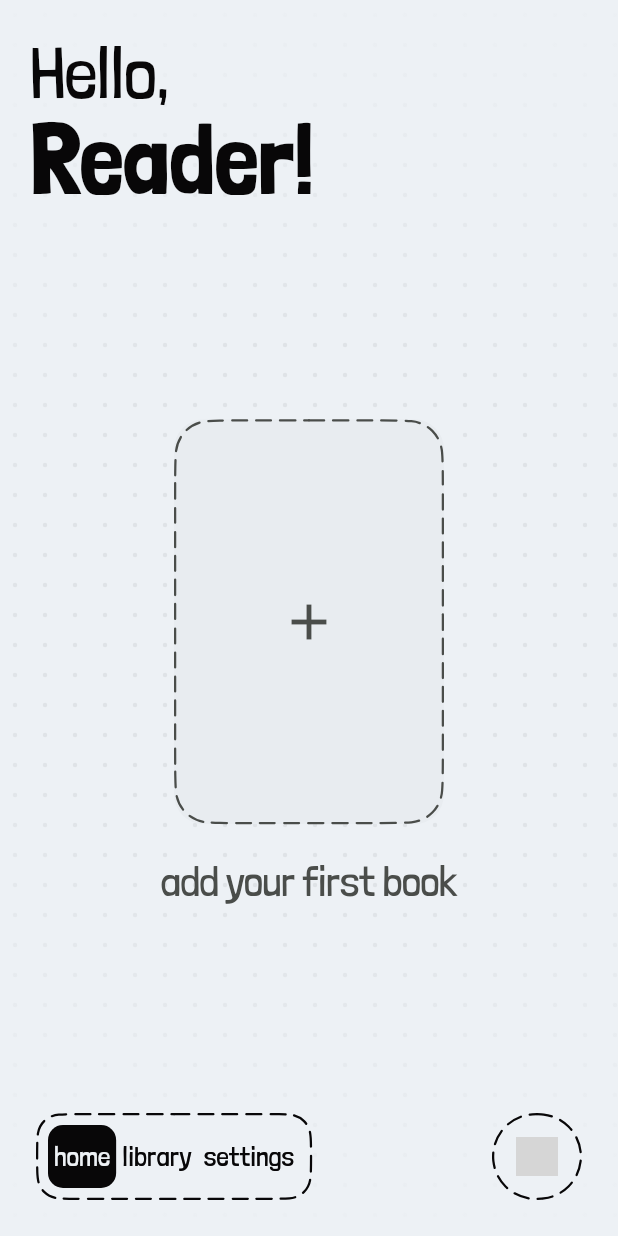
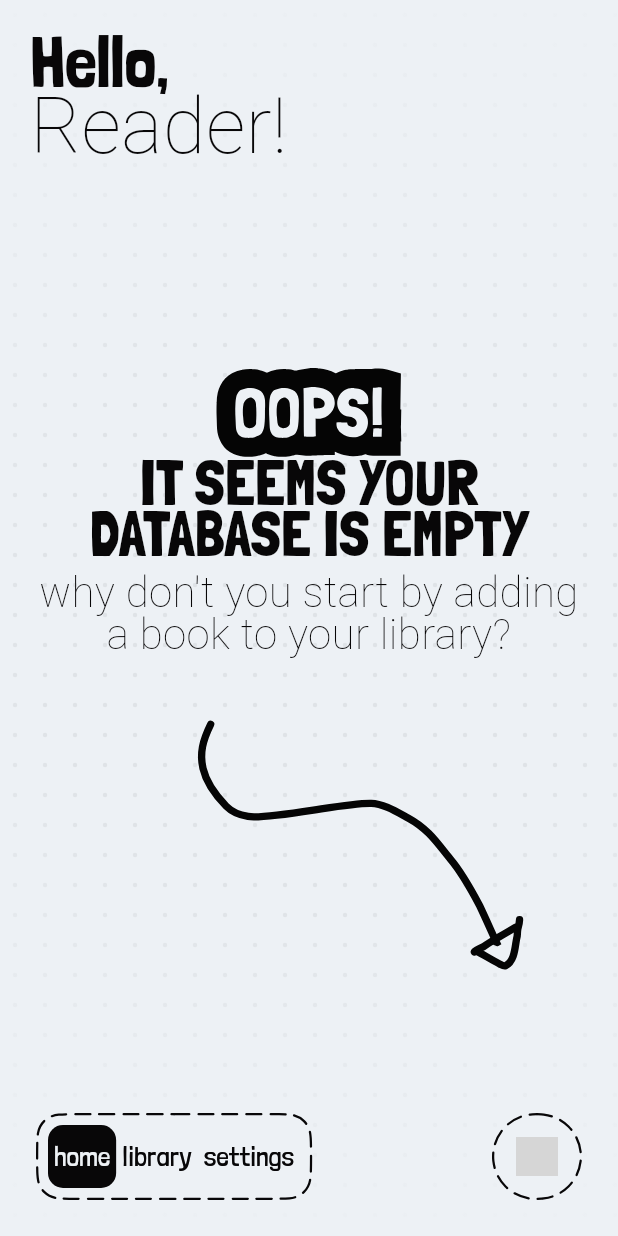
Before and after one commit to CyxAero/inktome, a Flutter app: the screen it shows after launch, on a phone screen of 412 x 824 dp. Run offline on Flutter 3.47's test engine with Material 3 defaults, Android fonts, the phone set to English and light mode, and no system bars; our stand-ins replace cached_network_image, drift, drift_flutter, flutter_svg, go_router, google_fonts and 1 more; missing offline and left inert: flutter_lucide_animated, mobile_scanner; accounts and stored records are empty; generated files the repository leaves out were written again; Roboto replaces fonts that are missing (NanumPenScript); grey boxes are pictures that could not be loaded.

Commit message:
refactor(home): update page layout and improve empty state UI
- Updated `CoverService` documentation for clarity on file saving.
- Enhanced `EmptyHome` widget with SVG graphics and improved text layout.
- Simplified `FilledHome` layout by removing unnecessary SafeArea and padding.
- Introduced `HomeHeader` widget for consistent greeting display across home states.
- Improved data handling in `HomePage` to ensure proper rendering of empty and filled states.
- Cleaned up `_EmptyLibrary` widget constructor.
- Removed unused `super.key` from `_CoverContent` and `_TextPlaceholder` constructors.
- Updated `pubspec.yaml` to include `flutter_svg` dependency and added asset path for images.

```diff
--- a/lib/core/data/services/cover_service.dart
+++ b/lib/core/data/services/cover_service.dart
@@ -34,7 +34,7 @@ class CoverService {
   final _client = http.Client();
 
   // MARK: Download from URL
-  /// Downloads the cover at [url] and saves it as covers/<bookId>.jpg.
+  /// Downloads the cover at [url] and saves it as covers/bookId.jpg.
   ///
   /// Returns the saved file path on success, null on any failure.
   /// Never throws — cover failure is always non-fatal.
--- a/lib/core/features/home/empty_home.dart
+++ b/lib/core/features/home/empty_home.dart
@@ -1,10 +1,9 @@
 import 'package:flutter/material.dart';
-import 'package:flutter_lucide_animated/flutter_lucide_animated.dart';
+import 'package:flutter_svg/flutter_svg.dart';
+// import 'package:flutter_lucide_animated/flutter_lucide_animated.dart';
 import 'package:inktome/core/theme/inktome_colors.dart';
 import 'package:inktome/core/theme/inktome_spacing.dart';
 import 'package:inktome/core/theme/inktome_typography.dart';
-import 'package:inktome/core/widgets/custom_dashed_border.dart';
-import 'package:inktome/features/add_book/add_book_overlay.dart';
 
 // MARK: EmptyHome
 //
@@ -18,30 +17,13 @@ class EmptyHome extends StatelessWidget {
   Widget build(BuildContext context) {
     final isDark = Theme.of(context).brightness == Brightness.dark;
     final textColor = isDark ? InktomeColors.white : InktomeColors.black;
-    final mutedColor = isDark
-        ? InktomeColors.greyOnDark
-        : InktomeColors.greyMuted;
 
-    return SafeArea(
-      child: Padding(
+    return Padding(
       padding: const EdgeInsets.symmetric(
         horizontal: InktomeSpacing.pagePadding,
       ),
       child: Column(
-          crossAxisAlignment: CrossAxisAlignment.start,
         children: [
-            const SizedBox(height: InktomeSpacing.lg),
-
-            // Greeting
-            Text(
-              'Hello,',
-              style: InktomeTextStyles.headingLarge.copyWith(color: textColor),
-            ),
-            Text(
-              'Reader!',
-              style: InktomeTextStyles.display.copyWith(color: textColor),
-            ),
-
           const Spacer(),
 
           // Empty state prompt — centred in the remaining space
@@ -50,39 +32,70 @@ class EmptyHome extends StatelessWidget {
               mainAxisSize: MainAxisSize.min,
               children: [
                 // Dashed squircle placeholder — tappable, opens add overlay
-                  GestureDetector(
-                    onTap: () => showAddBookOverlay(context),
-                    child: DashedBorder(
-                      color: mutedColor,
-                      radius: 24,
-                      child: SquircleClip(
-                        radius: 20,
-                        child: SizedBox(
-                          width: 180,
-                          height: 270,
-                          child: ColoredBox(
-                            color: isDark
-                                ? InktomeColors.cardOnBlack
-                                : InktomeColors.cardOnWhite,
-                            child: Center(
-                              child: Icon(
-                                Icons.add,
-                                color: mutedColor,
-                                size: 40,
+                // GestureDetector(
+                //   onTap: () => showAddBookOverlay(context),
+                //   child: DashedBorder(
+                //     color: mutedColor,
+                //     radius: 24,
+                //     child: SquircleClip(
+                //       radius: 20,
+                //       child: SizedBox(
+                //         width: 180,
+                //         height: 270,
+                //         child: ColoredBox(
+                //           color: isDark
+                //               ? InktomeColors.cardOnBlack
+                //               : InktomeColors.cardOnWhite,
+                //           child: Center(
+                //             child: Icon(Icons.add, color: mutedColor, size: 40),
+                //           ),
+                //         ),
+                //       ),
+                //     ),
+                //   ),
+                // ),
+                //
+                // const SizedBox(height: InktomeSpacing.lg),
+                //
+                // Text(
+                //   'add your first book',
+                //   style: InktomeTextStyles.headingSmall.copyWith(
+                //     color: mutedColor,
+                //   ),
+                // ),
+                SvgPicture.asset(
+                  'assets/images/OOPS!.svg',
+                  width: MediaQuery.of(context).size.width * 0.3,
+                ),
+                Text(
+                  'IT SEEMS YOUR\nDATABASE IS EMPTY',
+                  textAlign: TextAlign.center,
+                  style: InktomeTextStyles.headingSmall.copyWith(
+                    color: textColor,
+                    fontWeight: FontWeight.w400,
+                    fontSize: 42,
+                    height: 0.8,
                   ),
                 ),
+                const SizedBox(height: InktomeSpacing.sm),
+                Text(
+                  'why don\'t you start by adding\na book to your '
+                  'library?',
+                  textAlign: TextAlign.center,
+                  style: InktomeTextStyles.body.copyWith(
+                    fontSize: 28,
+                    height: 1,
                   ),
                 ),
+                Transform.translate(
+                  offset: const Offset(35, 0), // Move right by 30 pixels
+                  child: Transform.rotate(
+                    // Rotate ~8.6 degrees anti-clockwise(positive is clockwise)
+                    angle: -0.15,
+                    child: SvgPicture.asset(
+                      'assets/images/Arrow.svg',
+                      width: MediaQuery.of(context).size.width * 0.5,
                     ),
-                    ),
-                  ),
-
-                  const SizedBox(height: InktomeSpacing.lg),
-
-                  Text(
-                    'add your first book',
-                    style: InktomeTextStyles.headingSmall.copyWith(
-                      color: mutedColor,
                   ),
                 ),
               ],
@@ -90,12 +103,7 @@ class EmptyHome extends StatelessWidget {
           ),
 
           const Spacer(),
-            // Bottom padding so content clears the nav bar
-            const SizedBox(
-              height: InktomeSpacing.navBarPillHeight + InktomeSpacing.lg,
-            ),
         ],
-        ),
       ),
     );
   }
--- a/lib/core/features/home/filled_home.dart
+++ b/lib/core/features/home/filled_home.dart
@@ -31,34 +31,13 @@ class FilledHome extends StatelessWidget {
       orElse: () => books.first,
     );
 
-    return SafeArea(
-      child: SingleChildScrollView(
+    return SingleChildScrollView(
       padding: const EdgeInsets.symmetric(
         horizontal: InktomeSpacing.pagePadding,
       ),
       child: Column(
         crossAxisAlignment: CrossAxisAlignment.start,
         children: [
-            const SizedBox(height: InktomeSpacing.lg),
-
-            // Greeting
-            Text(
-              'Hello,',
-              style: InktomeTextStyles.headingLarge.copyWith(
-                color: textColor,
-                fontWeight: FontWeight.w900,
-                height: 0.6,
-              ),
-            ),
-            Text(
-              'Reader!',
-              style: InktomeTextStyles.body.copyWith(
-                color: textColor,
-                height: 1.0,
-                fontSize: 52,
-              ),
-            ),
-
           const SizedBox(height: InktomeSpacing.xxl),
 
           // Section label
@@ -77,10 +56,9 @@ class FilledHome extends StatelessWidget {
           CurrentlyReadingCard(book: currentBook, isDark: isDark),
 
           const SizedBox(
-              height: InktomeSpacing.navBarPillHeight + InktomeSpacing.xxl,
+            height: InktomeSpacing.navBarPillHeight + InktomeSpacing.xl,
           ),
         ],
-        ),
       ),
     );
   }
--- a/lib/core/features/home/home_page.dart
+++ b/lib/core/features/home/home_page.dart
@@ -2,13 +2,56 @@ import 'package:flutter/material.dart';
 import 'package:flutter_lucide_animated/flutter_lucide_animated.dart';
 import 'package:inktome/core/data/database/inktome_database.dart';
 import 'package:inktome/core/data/repositories/book_repository.dart';
+import 'package:inktome/core/features/home/filled_home.dart';
+import 'package:inktome/core/theme/inktome_colors.dart';
+import 'package:inktome/core/theme/inktome_spacing.dart';
+import 'package:inktome/core/theme/inktome_typography.dart';
 import 'package:inktome/core/widgets/app_background.dart';
 import 'package:inktome/features/add_book/add_book_overlay.dart';
 import 'package:inktome/navigation/nav_bar_notifier.dart';
 import 'package:provider/provider.dart';
 
 import 'empty_home.dart';
-import 'filled_home.dart';
+
+// MARK: HomeHeader
+//
+// Common header component used by both empty and filled home states.
+// Contains the "Hello, Reader!" greeting that appears at the top
+// of the home page regardless of whether the user has books.
+class HomeHeader extends StatelessWidget {
+  const HomeHeader({super.key});
+
+  @override
+  Widget build(BuildContext context) {
+    final isDark = Theme.of(context).brightness == Brightness.dark;
+    final textColor = isDark ? InktomeColors.white : InktomeColors.black;
+
+    return Column(
+      crossAxisAlignment: CrossAxisAlignment.start,
+      children: [
+        const SizedBox(height: InktomeSpacing.lg),
+
+        // Greeting
+        Text(
+          'Hello,',
+          style: InktomeTextStyles.headingLarge.copyWith(
+            color: textColor,
+            fontWeight: FontWeight.w400,
+            height: 0.7,
+          ),
+        ),
+        Text(
+          'Reader!',
+          style: InktomeTextStyles.body.copyWith(
+            color: textColor,
+            fontSize: 52,
+            height: 1.0,
+          ),
+        ),
+      ],
+    );
+  }
+}
 
 // MARK: HomePage
 //
@@ -45,10 +88,36 @@ class _HomePageState extends State<HomePage> {
         child: StreamBuilder<List<Book>>(
           stream: repo.watchAllBooks(),
           builder: (context, snapshot) {
-            final books = snapshot.data ?? [];
+            // Don't render anything until we have data
+            if (!snapshot.hasData) {
+              return const SizedBox.shrink();
+            }
+
+            final books = snapshot.data!;
             final isEmpty = books.isEmpty;
 
-            return isEmpty ? const EmptyHome() : FilledHome(books: books);
+            return SafeArea(
+              child: Column(
+                crossAxisAlignment: CrossAxisAlignment.start,
+                children: [
+                  // Common header with page padding
+                  Padding(
+                    padding: const EdgeInsets.symmetric(
+                      horizontal: InktomeSpacing.pagePadding,
+                    ),
+                    child: const HomeHeader(),
+                  ),
+
+                  // Body content that changes based on state
+                  Expanded(
+                    child: isEmpty
+                        ? const EmptyHome()
+                        : FilledHome(books: books),
+                  ),
+                  // Expanded(child: EmptyHome()),
+                ],
+              ),
+            );
           },
         ),
       ),
--- a/lib/core/features/library/library_page.dart
+++ b/lib/core/features/library/library_page.dart
@@ -69,7 +69,7 @@ class _LibraryPageState extends State<LibraryPage> {
 // Tapping the dashed placeholder opens the add-book overlay — same
 // action as the nav bar + button, so there are two obvious paths to adding.
 class _EmptyLibrary extends StatelessWidget {
-  const _EmptyLibrary({super.key});
+  const _EmptyLibrary();
 
   @override
   Widget build(BuildContext context) {
--- a/lib/core/widgets/book_card.dart
+++ b/lib/core/widgets/book_card.dart
@@ -110,7 +110,6 @@ class BookCard extends StatelessWidget {
 // as siblings) meant the error widget couldn't see them.
 class _CoverContent extends StatelessWidget {
   const _CoverContent({
-    super.key,
     required this.url,
     required this.title,
     required this.author,
@@ -199,7 +198,6 @@ class _ShimmerState extends State<_Shimmer>
 // Uses Londrina Solid for the title so it looks intentional, not broken.
 class _TextPlaceholder extends StatelessWidget {
   const _TextPlaceholder({
-    super.key,
     required this.title,
     required this.author,
     required this.isDark,
--- a/pubspec.yaml
+++ b/pubspec.yaml
@@ -16,6 +16,7 @@ dependencies:
   flutter:
     sdk: flutter
   flutter_lucide_animated: ^0.0.4
+  flutter_svg: ^2.2.4
   go_router: ^17.1.0
   google_fonts: ^8.0.2
   http: ^1.6.0
@@ -35,6 +36,7 @@ flutter:
   uses-material-design: true
   assets:
     - assets/fonts/
+    - assets/images/
   fonts:
     - family: LondrinaSolid
       fonts:
```
Also changed, not shown: assets/images/Arrow.svg (added), assets/images/OOPS!.svg (added), pubspec.lock. Lines whose indentation alone changed are shown as unchanged.
